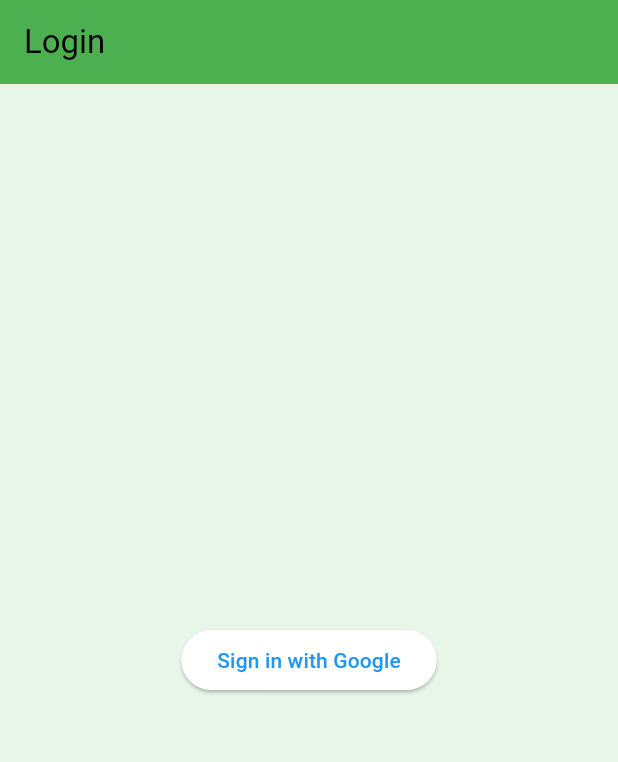
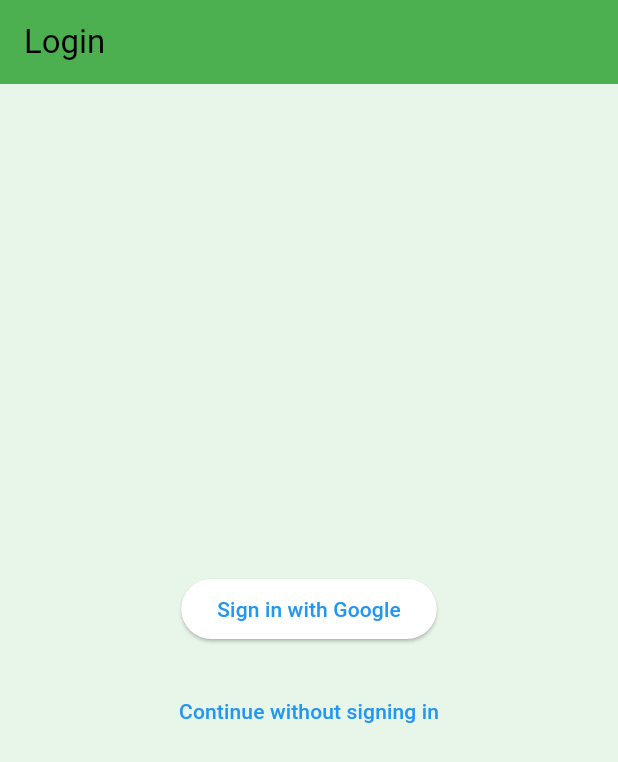
Before and after one commit to novelxv/SmartCart, a Flutter app: the screen it shows after launch, on a phone screen of 412 x 824 dp. Shown: the top 762 px of the screen. Run offline on Flutter 3.47's test engine with Material 3 defaults, Android fonts, the phone set to English and light mode, and no system bars; our stand-ins replace firebase_auth, firebase_core, firebase_database, google_sign_in; accounts and stored records are empty.

Commit message:
feat: add continue without sign in to smart_cart

```diff
--- a/smart_cart/lib/main.dart
+++ b/smart_cart/lib/main.dart
@@ -3,7 +3,9 @@
 import 'firebase_options.dart';
 import 'package:firebase_auth/firebase_auth.dart';
 import 'package:google_sign_in/google_sign_in.dart';
+import 'package:firebase_database/firebase_database.dart';
 
+FirebaseDatabase database = FirebaseDatabase.instance;
 
 void main() async {
   WidgetsFlutterBinding.ensureInitialized();
@@ -76,7 +78,10 @@
     return Scaffold(
       appBar: AppBar(title: const Text('Login')),
       body: Center(
-        child: ElevatedButton(
+        child: Column(
+          mainAxisSize: MainAxisSize.min,
+          children: <Widget>[
+            ElevatedButton(
               child: const Text('Sign in with Google'),
               onPressed: () async {
                 User? user = await signInWithGoogle();
@@ -87,6 +92,18 @@
                   );
                 }
               },
+            ),
+            const SizedBox(height: 20),
+            TextButton(
+              child: const Text('Continue without signing in'),
+              onPressed: () {
+                // Navigasi ke layar utama tanpa login
+                Navigator.of(context).pushReplacement(
+                  MaterialPageRoute(builder: (context) => const MainScreen()),
+                );
+              },
+            ),
+          ],
         ),
       ),
     );
```
Lines whose indentation alone changed are shown as unchanged.
